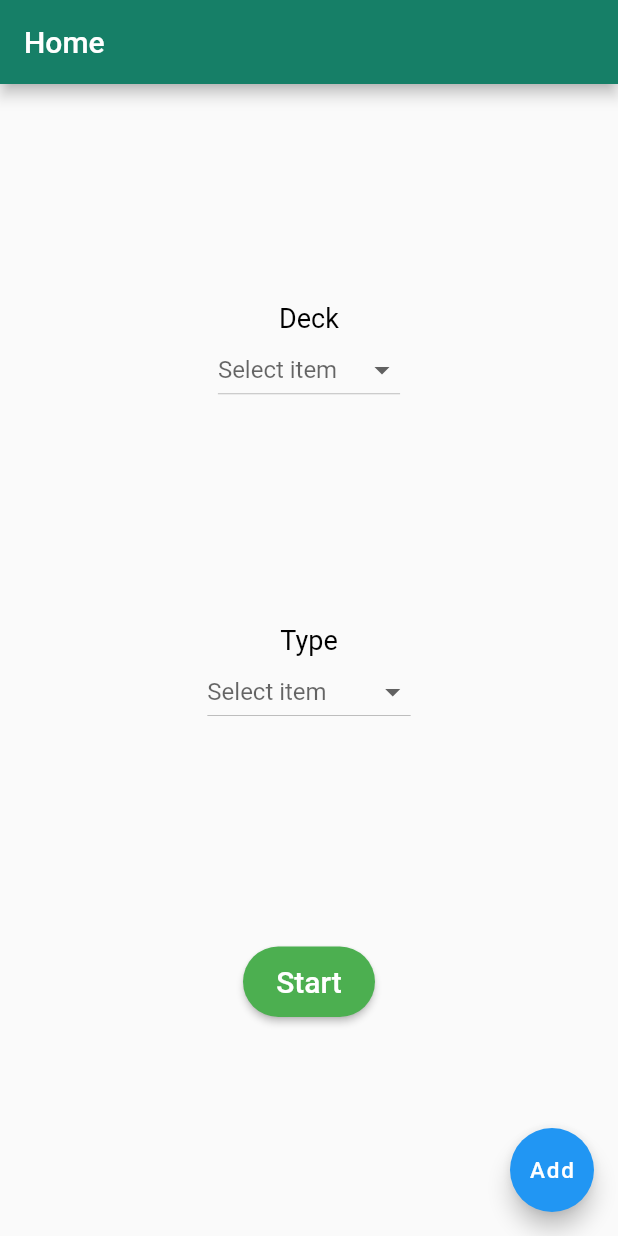
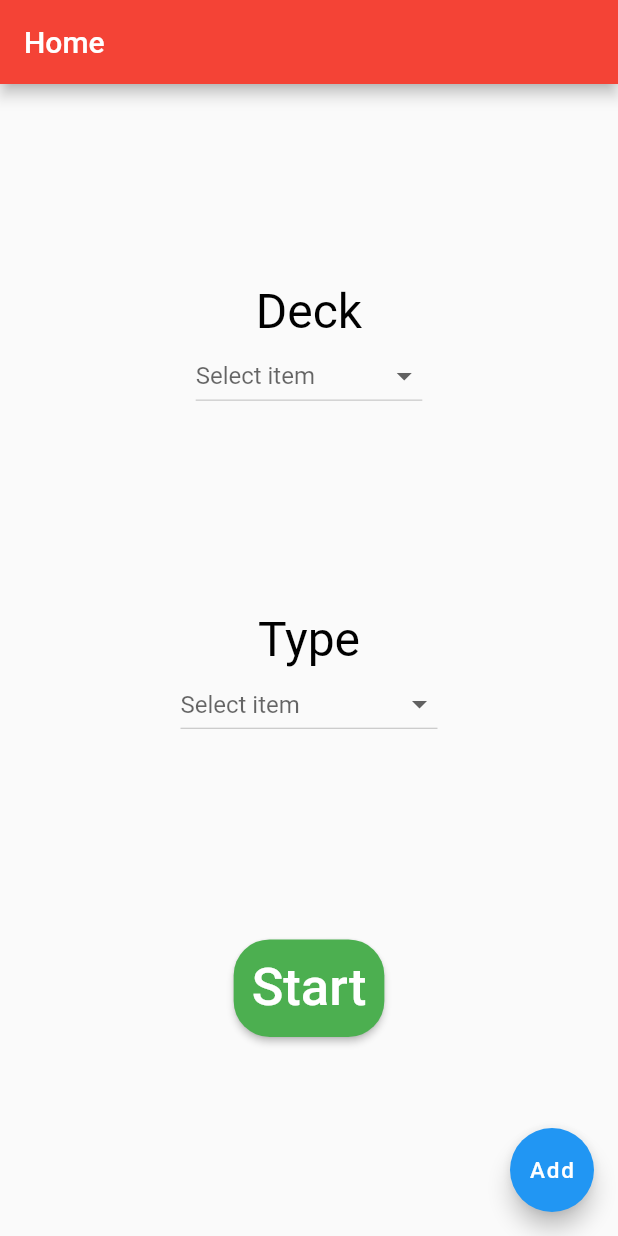
Before and after one commit to nhocconsr/flashcard, a Flutter app: the screen it shows after launch, after a tap on "Log In", on a phone screen of 412 x 824 dp. Run offline on Flutter 3.47's test engine with Material 2 defaults, Android fonts, the phone set to English and light mode, and no system bars; our stand-ins replace flip_card; missing offline and left inert: transformer_page_view; network calls fail.

Commit message:
changed text size

```diff
--- a/lib/addnewcard.dart
+++ b/lib/addnewcard.dart
@@ -131,8 +131,8 @@ class _HomeState extends State<Home> {
               maxLines: 3,
               controller: controllerQuestion,
               decoration: new InputDecoration(
-                  hintText: "question",
-                  labelText: "question",
+                  hintText: "Question",
+                  labelText: "Question",
                   border: new OutlineInputBorder(
                       borderRadius: new BorderRadius.circular(20.0)
                   )
@@ -143,8 +143,8 @@ class _HomeState extends State<Home> {
               maxLines: 3,
               controller: controllerAnswer,
               decoration: new InputDecoration(
-                  hintText: "answer",
-                  labelText: "answer",
+                  hintText: "Answer",
+                  labelText: "Answer",
                   border: new OutlineInputBorder(
                       borderRadius: new BorderRadius.circular(20.0)
                   )
--- a/lib/selectFlashcards.dart
+++ b/lib/selectFlashcards.dart
@@ -18,14 +18,14 @@ class DropdownScreenState extends State<DropdownScreen> {
   Item selectedType;
 
   List<Item> decks = <Item>[
-    const Item('Standard',Icon(Icons.android,color:  const Color(0xFF167F67),)),
-    const Item('Universal',Icon(Icons.flag,color:  const Color(0xFF167F67),)),
+    const Item('Standard',Icon(Icons.android,color:  const Color(0xFF167F67), size: 25,)),
+    const Item('Universal',Icon(Icons.flag,color:  const Color(0xFF167F67), size: 25,)),
   ];
   List<Item> types = <Item>[
-    const Item('Vocabulary',Icon(Icons.android,color:  const Color(0xFF167F67),)),
-    const Item('Kanji',Icon(Icons.flag,color:  const Color(0xFF167F67),)),
-    const Item('Hiragana',Icon(Icons.android,color:  const Color(0xFF167F67),)),
-    const Item('Katakana',Icon(Icons.flag,color:  const Color(0xFF167F67),)),
+    const Item('Vocabulary',Icon(Icons.android,color:  const Color(0xFF167F67),size: 25,)),
+    const Item('Kanji',Icon(Icons.flag,color:  const Color(0xFF167F67),size: 25)),
+    const Item('Hiragana',Icon(Icons.android,color:  const Color(0xFF167F67),size: 25)),
+    const Item('Katakana',Icon(Icons.flag,color:  const Color(0xFF167F67), size: 25)),
   ];
 
   @override
@@ -33,7 +33,8 @@ class DropdownScreenState extends State<DropdownScreen> {
     return  MaterialApp(
         home:  Scaffold(
           appBar: AppBar(
-            backgroundColor: const Color(0xFF167F67),
+            backgroundColor: Colors.red,
+            // backgroundColor: const Color(0xFF167F67),
             title: Text(
               'Home',
               style: TextStyle(color: Colors.white),
@@ -50,7 +51,7 @@ class DropdownScreenState extends State<DropdownScreen> {
                         "Deck",
                         textAlign: TextAlign.center,
                         style: new TextStyle(
-                            fontSize: 18.0, color: Colors.black),
+                            fontSize: 32.0, color: Colors.black),
                       ),
                       DropdownButton<Item>(
                         hint:  Text("Select item"),
@@ -69,7 +70,7 @@ class DropdownScreenState extends State<DropdownScreen> {
                                 SizedBox(width: 8,),
                                 Text(
                                   deck.name,
-                                  style:  TextStyle(color: Colors.black),
+                                  style:  TextStyle(color: Colors.black, fontSize: 23),
                                 ),
                               ],
                             ),
@@ -84,7 +85,7 @@ class DropdownScreenState extends State<DropdownScreen> {
                       "Type",
                       textAlign: TextAlign.center,
                       style: new TextStyle(
-                          fontSize: 18.0, color: Colors.black),
+                          fontSize: 32.0, color: Colors.black),
                     ),
                     DropdownButton<Item>(
                       hint:  Text("Select item"),
@@ -103,7 +104,7 @@ class DropdownScreenState extends State<DropdownScreen> {
                               SizedBox(width: 8,),
                               Text(
                                 type.name,
-                                style:  TextStyle(color: Colors.black),
+                                style:  TextStyle(color: Colors.black, fontSize: 23),
                               ),
                             ],
                           ),
@@ -124,7 +125,7 @@ class DropdownScreenState extends State<DropdownScreen> {
                   },
                   padding: EdgeInsets.all(12),
                   color: Colors.green[500],
-                  child: Text('Start', style: TextStyle(color: Colors.white,fontSize: 20)),
+                  child: Text('Start', style: TextStyle(color: Colors.white,fontSize: 35)),
                 ),
               ],
             ),
```
Also changed, not shown: 4 other files.
